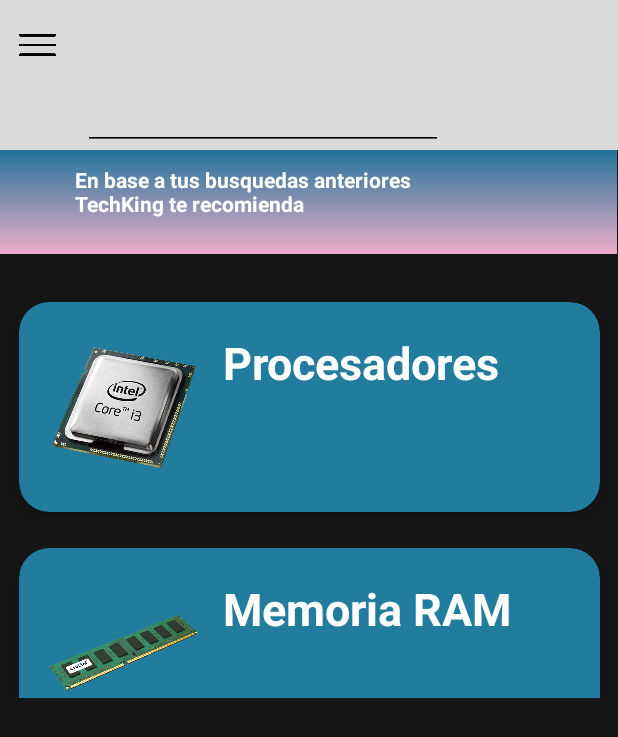
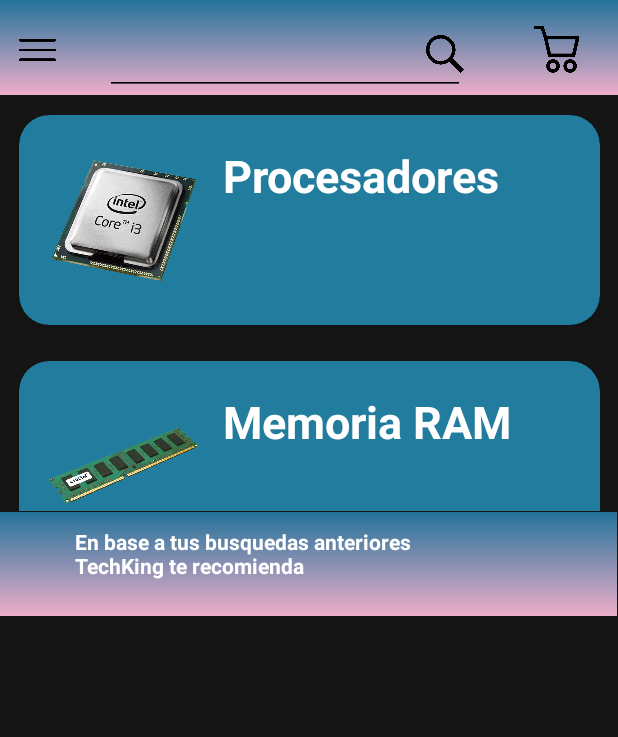
Before and after one commit to Pablo592/TecMovilesProyectoIntegrador, an Android app: the HeaderFragment screen opened directly, with no data from a screen before it, on a phone screen of 412 x 824 dp. Shown: the top 737 px of the screen. Run offline under Robolectric (Android 15) with nearby library versions, the phone set to English and light mode, and no system bars.

Commit message:
HomePage arreglada, cambios en header y recycler

```diff
--- a/app/src/main/res/layout/header_fragment.xml
+++ b/app/src/main/res/layout/header_fragment.xml
@@ -2,14 +2,14 @@
 <androidx.constraintlayout.widget.ConstraintLayout xmlns:android="http://schemas.android.com/apk/res/android"
     xmlns:app="http://schemas.android.com/apk/res-auto"
     android:layout_width="match_parent"
-    android:layout_height="wrap_content"
-    android:background="@color/grey">
+    android:layout_height="65dp"
+    android:background="@drawable/gradient_component">
 
     <ImageView
         android:id="@+id/drawer"
         android:layout_width="30dp"
         android:layout_height="40dp"
-        android:layout_marginTop="10dp"
+        android:layout_marginTop="13dp"
         android:layout_marginLeft="10dp"
         app:layout_constraintStart_toStartOf="parent"
         app:layout_constraintTop_toTopOf="parent"
@@ -20,8 +20,8 @@
         android:id="@+id/searchInput"
         android:layout_width="240dp"
         android:layout_height="40dp"
-        android:layout_marginTop="10dp"
-        android:layout_marginLeft="15dp"
+        android:layout_marginTop="-30dp"
+        android:layout_marginLeft="30dp"
         android:inputType="textAutoCorrect"
         android:textColor="@color/black"
         android:textSize="20dp"
@@ -34,7 +34,8 @@
         android:id="@+id/searchIcon"
         android:layout_width="25dp"
         android:layout_height="25dp"
-        android:layout_marginTop="15dp"
+        android:layout_marginTop="-40dp"
+        android:layout_marginLeft="-26dp"
         app:layout_constraintStart_toEndOf="@+id/searchInput"
         app:layout_constraintTop_toBottomOf="parent"
         android:src="@drawable/searchicon">
@@ -44,8 +45,8 @@
         android:id="@+id/chop"
         android:layout_width="40dp"
         android:layout_height="40dp"
-        android:layout_marginTop="10dp"
-        android:layout_marginLeft="35dp"
+        android:layout_marginTop="-50dp"
+        android:layout_marginLeft="42dp"
         app:layout_constraintStart_toEndOf="@+id/searchIcon"
         app:layout_constraintTop_toBottomOf="parent"
         android:src="@drawable/shopping_store">
--- a/app/src/main/res/layout/home.xml
+++ b/app/src/main/res/layout/home.xml
@@ -22,11 +22,11 @@
         android:id="@+id/recyclerView"
         android:layout_width="411dp"
         android:layout_height="276dp"
-        android:layout_marginTop="20dp"
+        android:layout_marginTop="1dp"
         app:flow_horizontalBias="0.0"
         app:layout_constraintStart_toStartOf="@id/recomendaciones"
         app:layout_constraintEnd_toEndOf="parent"
-        app:layout_constraintTop_toBottomOf="@id/recomendaciones">
+        app:layout_constraintTop_toBottomOf="@id/fragment_header">
 
     </androidx.recyclerview.widget.RecyclerView>
 
@@ -34,6 +34,7 @@
         android:id="@+id/recomendaciones"
         android:layout_width="411dp"
         android:layout_height="69dp"
+        android:layout_marginTop="278dp"
         android:background="@drawable/gradient_component"
         android:orientation="vertical"
         app:layout_constraintStart_toStartOf="@id/fragment_header"
```
